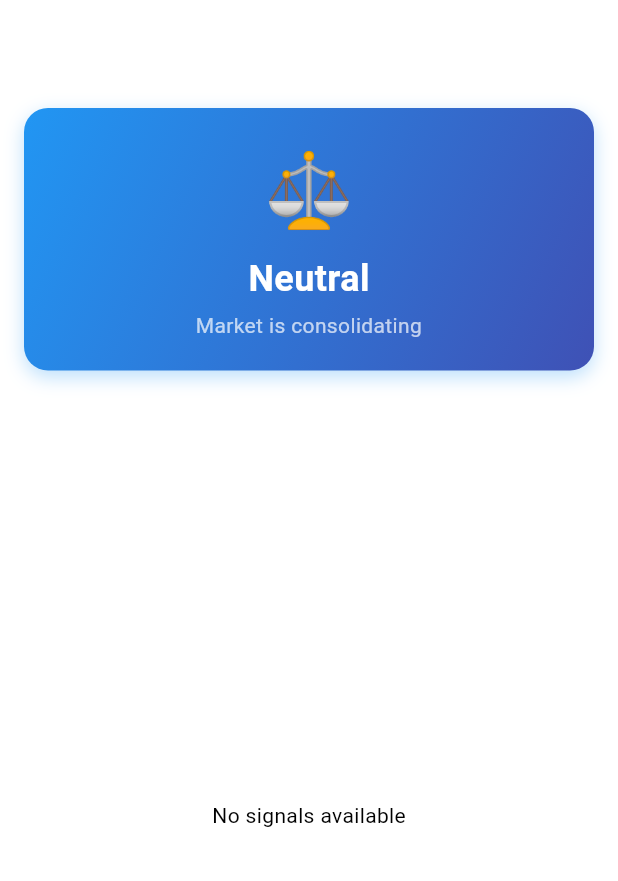
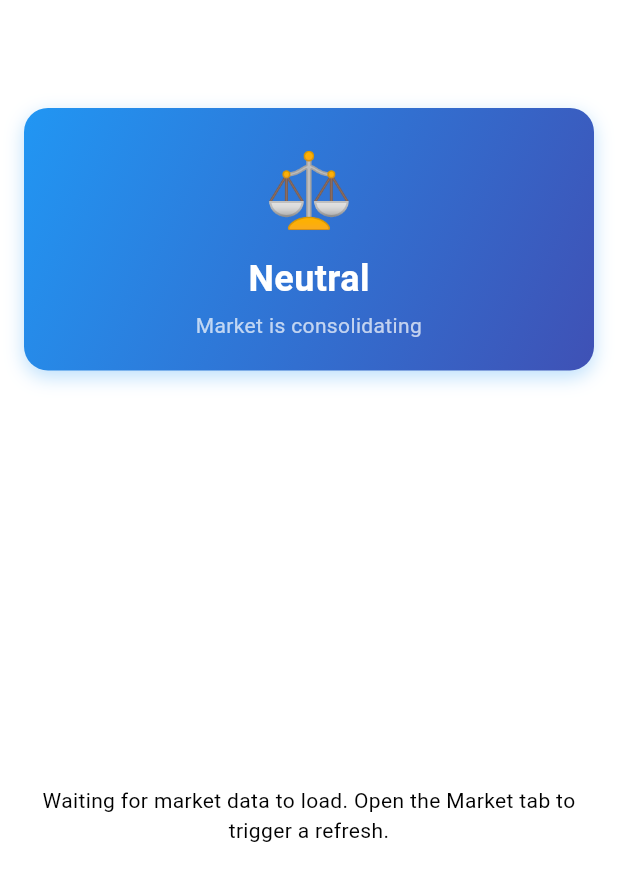
Before and after one commit to coopvestafrica-ops/Ayobami, a Flutter app: the TradingSignalsPage screen opened directly with empty values, after a tap on the "refresh" icon, on a phone screen of 412 x 824 dp. Shown: the top 881 px of the screen. Run offline on Flutter 3.47's test engine with Material 3 defaults, Android fonts, the phone set to English and light mode, and no system bars; our stand-ins replace cloud_firestore, equatable, firebase_auth, firebase_core, firebase_messaging, flutter_bloc and 8 more; missing offline and left inert: workmanager; accounts and stored records are empty; network calls fail; statements that could not run were skipped.

Commit message:
feat(signals): loading spinner, empty-state explainer, pull-to-refresh
Previously the Signals page flashed 'No signals available' both while the
analyser was still running and when market data hadn't loaded yet, with no
way to retry short of navigating away. Now:

- Loading state shows a spinner + 'Fetching Binance klines...' while
  analyzeMarket() is in-flight.
- If the MarketBloc hasn't populated its crypto list yet (cold start),
  show 'Waiting for market data to load...' instead of a bare empty page.
- If analysis succeeds but returns no actionable signals, show
  'Analysed N symbols - no actionable signals right now' plus a one-liner
  explaining why (neutral RSI / not on Binance) and a Refresh button.
- Errors from analyzeMarket() (e.g. offline) now surface a retry button
  instead of being swallowed.
- Pull-to-refresh on the list re-runs analysis.
- didUpdateWidget re-runs analysis when MarketBloc delivers fresh cryptos
  after the page was already built with an empty list.

Co-Authored-By: Olatunji Ayanlowo <coopvestafrica@gmail.com>

```diff
--- a/lib/presentation/pages/trading_signals_page.dart
+++ b/lib/presentation/pages/trading_signals_page.dart
@@ -23,12 +23,26 @@ class _TradingSignalsPageState extends State<TradingSignalsPage> {
   List<TradingSignal> _signalsList = [];
   MarketSentiment _sentiment = MarketSentiment.neutral;
   bool _isAutoTradeEnabled = false;
+  bool _isLoading = false;
+  int _analyzedCount = 0;
+  String? _errorMessage;
 
   @override
   void initState() {
     super.initState();
     _loadSettings();
     _generateSignals();
+  }
+
+  @override
+  void didUpdateWidget(covariant TradingSignalsPage oldWidget) {
+    super.didUpdateWidget(oldWidget);
+    // If market data arrived after the page was first built (cryptos list
+    // was empty on initial push), re-run the analyser.
+    if (oldWidget.cryptos.length != widget.cryptos.length &&
+        widget.cryptos.isNotEmpty) {
+      _generateSignals();
+    }
   }
 
   Future<void> _loadSettings() async {
@@ -40,17 +54,42 @@ class _TradingSignalsPageState extends State<TradingSignalsPage> {
   }
 
   Future<void> _generateSignals() async {
+    if (widget.cryptos.isEmpty) {
+      // Market data not loaded yet - nothing to analyse.
+      setState(() {
+        _isLoading = false;
+        _signalsList = [];
+        _analyzedCount = 0;
+      });
+      return;
+    }
+
+    setState(() {
+      _isLoading = true;
+      _errorMessage = null;
+    });
+
+    try {
       final signals = await _signals.analyzeMarket(widget.cryptos);
       final sentiment = _signals.analyzeSentiment(widget.cryptos);
       if (!mounted) return;
       setState(() {
         _signalsList = signals;
         _sentiment = sentiment;
+        _analyzedCount = widget.cryptos.length;
+        _isLoading = false;
       });
 
-    // If auto-trade is enabled, trigger the service for strong signals
+      // If auto-trade is enabled, trigger the service for strong signals.
       if (_isAutoTradeEnabled) {
         await _triggerAutoTrade();
+      }
+    } catch (e) {
+      if (!mounted) return;
+      setState(() {
+        _isLoading = false;
+        _errorMessage = 'Could not fetch market data: $e';
+      });
     }
   }
 
@@ -167,19 +206,96 @@ class _TradingSignalsPageState extends State<TradingSignalsPage> {
   }
 
   Widget _buildSignalsList() {
-    if (_signalsList.isEmpty) {
+    if (_isLoading) {
       return const Center(
-        child: Text('No signals available'),
+        child: Column(
+          mainAxisAlignment: MainAxisAlignment.center,
+          children: [
+            CircularProgressIndicator(),
+            SizedBox(height: 16),
+            Text('Fetching Binance klines & running technical analysis…'),
+          ],
+        ),
       );
     }
 
-    return ListView.builder(
+    if (_errorMessage != null) {
+      return Padding(
+        padding: const EdgeInsets.all(24),
+        child: Center(
+          child: Column(
+            mainAxisAlignment: MainAxisAlignment.center,
+            children: [
+              const Icon(Icons.cloud_off, size: 48, color: Colors.grey),
+              const SizedBox(height: 12),
+              Text(_errorMessage!, textAlign: TextAlign.center),
+              const SizedBox(height: 12),
+              OutlinedButton.icon(
+                icon: const Icon(Icons.refresh),
+                label: const Text('Retry'),
+                onPressed: _generateSignals,
+              ),
+            ],
+          ),
+        ),
+      );
+    }
+
+    if (widget.cryptos.isEmpty) {
+      return const Padding(
+        padding: EdgeInsets.all(24),
+        child: Center(
+          child: Text(
+            'Waiting for market data to load. Open the Market tab to trigger a refresh.',
+            textAlign: TextAlign.center,
+          ),
+        ),
+      );
+    }
+
+    if (_signalsList.isEmpty) {
+      return Padding(
+        padding: const EdgeInsets.all(24),
+        child: Center(
+          child: Column(
+            mainAxisAlignment: MainAxisAlignment.center,
+            children: [
+              const Icon(Icons.sentiment_neutral, size: 48, color: Colors.grey),
+              const SizedBox(height: 12),
+              Text(
+                'Analysed $_analyzedCount symbols — no actionable signals right now.',
+                textAlign: TextAlign.center,
+              ),
+              const SizedBox(height: 4),
+              const Text(
+                'Most tickers are sitting in the neutral RSI 35–65 range, '
+                'or are not listed on Binance for klines. Pull to refresh to '
+                're-analyse.',
+                textAlign: TextAlign.center,
+                style: TextStyle(color: Colors.grey, fontSize: 12),
+              ),
+              const SizedBox(height: 12),
+              OutlinedButton.icon(
+                icon: const Icon(Icons.refresh),
+                label: const Text('Refresh'),
+                onPressed: _generateSignals,
+              ),
+            ],
+          ),
+        ),
+      );
+    }
+
+    return RefreshIndicator(
+      onRefresh: _generateSignals,
+      child: ListView.builder(
         padding: const EdgeInsets.symmetric(horizontal: 16),
         itemCount: _signalsList.length,
         itemBuilder: (context, index) {
           final signal = _signalsList[index];
           return _SignalCard(signal: signal);
         },
+      ),
     );
   }
 }
```
Lines whose indentation alone changed are shown as unchanged.
